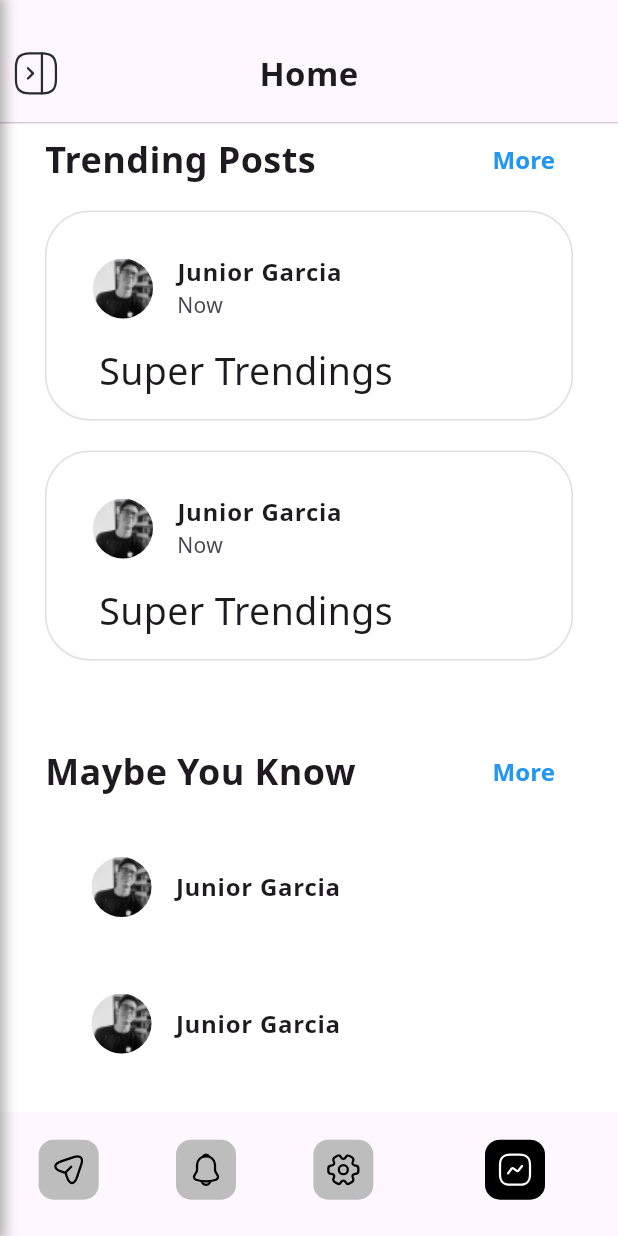
After one commit to GspaceZ/gspacez-mb, a Flutter app: the screen it shows after launch, item 4 of the bottom bar chosen, on a phone screen of 412 x 824 dp. The commit adds this screen. Run offline on Flutter 3.47's test engine with Material 3 defaults, Android fonts, the phone set to English and light mode, and no system bars; our stand-ins replace flutter_i18n, flutter_svg.

Commit message:
feat: trending sidebar

```diff
--- a/assets/flutter_i18n/vi.json
+++ b/assets/flutter_i18n/vi.json
@@ -61,6 +61,12 @@
       "mail_sent": "Mail kích hoạt đã được gửi! Vui lòng kiểm tra email",
       "success": "Kích hoạt thành công!",
       "and_start_now": " và Bắt đầu ngay bây giờ!"
+    },
+    "trending_sidebar": {
+      "trending_posts": "Bài viết xu hướng",
+      "trending_people": "Có thể bạn biết",
+      "time": "Bây giờ",
+      "more": "Thêm"
     }
   }
 }
--- /dev/null
+++ b/lib/components/trending_sidebar.dart
@@ -0,0 +1,91 @@
+import 'package:flutter/material.dart';
+import 'package:flutter_i18n/flutter_i18n.dart';
+
+class TrendingSidebar extends StatelessWidget {
+  const TrendingSidebar({Key? key}) : super(key: key);
+
+  @override
+  Widget build(BuildContext context) {
+    return Container(
+      margin: const EdgeInsets.symmetric(horizontal: 30.0),
+      child: SingleChildScrollView(
+        child: Column(
+          crossAxisAlignment: CrossAxisAlignment.start,
+          children: [
+            Row(
+              mainAxisAlignment: MainAxisAlignment.spaceBetween,
+              children: [
+                Text(FlutterI18n.translate(context, "trending_posts.trending_post"), style: TextStyle(fontWeight: FontWeight.bold, fontSize: 24)),
+                TextButton(
+                  onPressed: () {},
+                  child: Text(FlutterI18n.translate(context, "trending_posts.more"), style: TextStyle(color: Colors.blue, fontWeight: FontWeight.bold, fontSize: 16)),
+                ),
+              ],
+            ),
+            SizedBox(height: 10),
+            ListView.builder(
+              shrinkWrap: true,
+              physics: NeverScrollableScrollPhysics(),
+              itemCount: 2,
+              itemBuilder: (context, index) {
+                return Container(
+                  padding: const EdgeInsets.all(15.0),
+                  margin: const EdgeInsets.only(bottom: 20.0),
+                  decoration: BoxDecoration(
+                    border: Border.all(color: Colors.grey.shade300, width: 1.0),
+                    borderRadius: BorderRadius.circular(30.0),
+                  ),
+                  child: Column(
+                    crossAxisAlignment: CrossAxisAlignment.start,
+                    children: [
+                      ListTile(
+                        leading: CircleAvatar(backgroundImage: AssetImage('assets/images/avatar.png')),
+                        title: Text('Junior Garcia', style:TextStyle(fontWeight: FontWeight.bold)),
+                        subtitle: Text(FlutterI18n.translate(context, "trending_posts.time")),
+                      ),
+                      Padding(
+                        padding: const EdgeInsets.only(left: 20.0),
+                        child: Text('Super Trendings', style: TextStyle(fontSize: 25)),
+                      ),
+                    ],
+                  ),
+                );
+              },
+            ),
+            SizedBox(height: 30),
+            Row(
+              mainAxisAlignment: MainAxisAlignment.spaceBetween,
+              children: [
+                Text(FlutterI18n.translate(context, "trending_posts.trending_people"), style: TextStyle(fontWeight: FontWeight.bold, fontSize: 24)),
+                TextButton(
+                  onPressed: () {},
+                  child: Text(FlutterI18n.translate(context, "trending_posts.more"), style: TextStyle(color: Colors.blue, fontWeight: FontWeight.bold, fontSize: 16)),
+                ),
+              ],
+            ),
+            SizedBox(height: 10),
+            ListView.builder(
+              shrinkWrap: true,
+              physics: NeverScrollableScrollPhysics(),
+              itemCount: 3,
+              itemBuilder: (context, index) {
+                return Container(
+                  padding: const EdgeInsets.all(15.0),
+                  margin: const EdgeInsets.only(bottom: 5.0),
+                  decoration: BoxDecoration(
+                    // border: Border.all(color: Colors.grey.shade300, width: 1.0),
+                    borderRadius: BorderRadius.circular(30.0),
+                  ),
+                  child: ListTile(
+                    leading: CircleAvatar(backgroundImage: AssetImage('assets/images/avatar.png')),
+                    title: Text('Junior Garcia', style:TextStyle(fontWeight: FontWeight.bold)),
+                  ),
+                );
+              },
+            ),
+          ],
+        ),
+      ),
+    );
+  }
+}
--- a/lib/screen/default_layout.dart
+++ b/lib/screen/default_layout.dart
@@ -1,9 +1,10 @@
 import 'package:flutter/cupertino.dart';
 import 'package:flutter/material.dart';
 import 'package:flutter_i18n/flutter_i18n.dart';
-import 'package:flutter_svg/svg.dart';
+import 'package:flutter_svg/flutter_svg.dart';
 
 import '../components/navigation_bar.dart';
+import '../components/trending_sidebar.dart';
 import 'homePage/home.dart';
 
 class DefaultLayout extends StatefulWidget {
@@ -17,12 +18,19 @@ class DefaultLayout extends StatefulWidget {
 
 class _DefaultLayoutState extends State<DefaultLayout> {
   bool isDialogMenu = false;
+  bool showTrendingSidebar = false;
   int _selectedIndex = 0;
   final GlobalKey _containerKey = GlobalKey();
 
   void _onItemTapped(int index) {
     setState(() {
-      _selectedIndex = index;
+      if (_selectedIndex == index) {
+        showTrendingSidebar = !showTrendingSidebar;
+      } else {
+        _selectedIndex = index;
+        showTrendingSidebar = (index == 3);
+        isDialogMenu = false;
+      }
     });
   }
 
@@ -78,7 +86,6 @@ class _DefaultLayoutState extends State<DefaultLayout> {
               height: 1,
             ),
             Expanded(
-             // height: screenHeight * 0.8,
               child: Stack(
                 children: [
                   <Widget>[
@@ -133,6 +140,17 @@ class _DefaultLayoutState extends State<DefaultLayout> {
             )
           ],
         ),
+        if (showTrendingSidebar)
+          Positioned(
+            top: screenHeight * 0.1,
+            left: 0,
+            right: 0,
+            child: Container(
+              height: screenHeight * 0.8,
+              color: Colors.white,
+              child: TrendingSidebar(),
+            ),
+          ),
         _buildMenu(),
         closeMenu(),
       ]),
--- a/pubspec.yaml
+++ b/pubspec.yaml
@@ -70,6 +70,7 @@ flutter:
   assets:
      - assets/flutter_i18n/
      - assets/svg/
+     - assets/images/
   #   - images/a_dot_burr.jpeg
   #   - images/a_dot_ham.jpeg
 
```
Also changed, not shown: assets/images/avatar.png (added).
